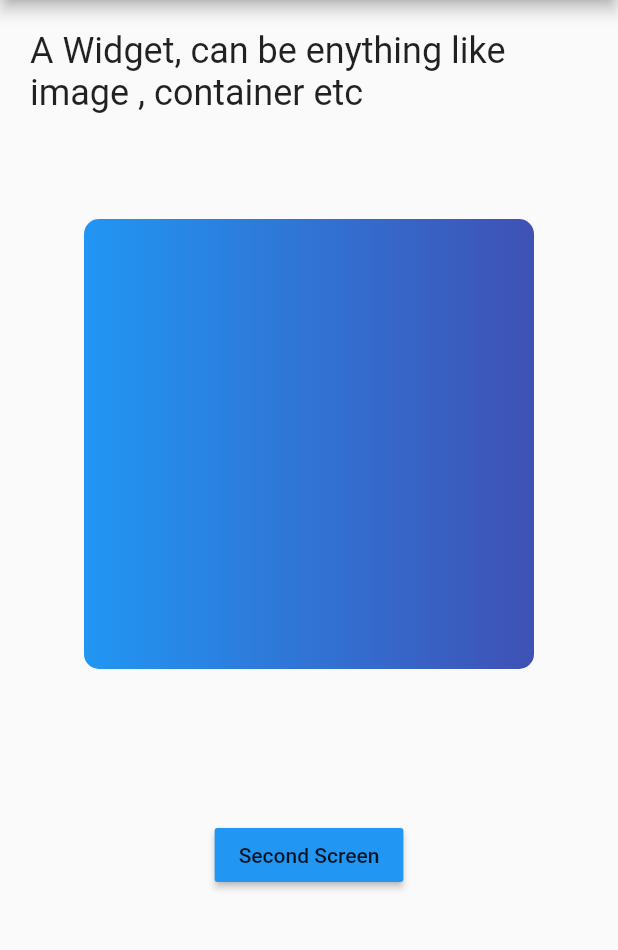
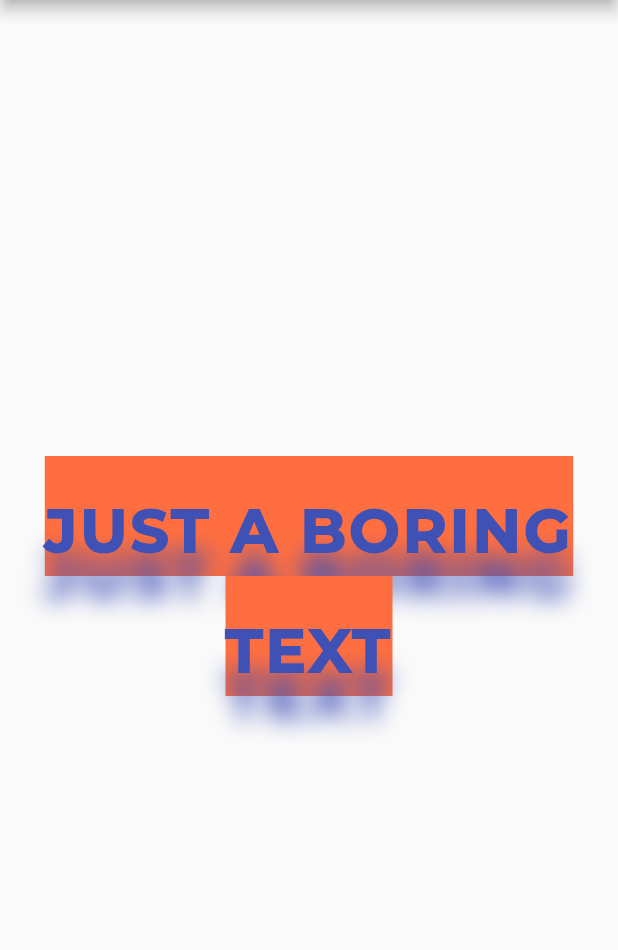
Before and after one commit to vsoaresbruno/flutter21days, a Flutter app: the screen it shows after launch, on a phone screen of 412 x 824 dp, the part 84-1034 px from its top. Run offline on Flutter 3.47's test engine with Material 2 defaults, Android fonts, the phone set to English and light mode, and no system bars; project files that could hold a hidden picture were left out.

Commit message:
added fonts folder and learning Text and TextStyle

```diff
--- a/lib/main.dart
+++ b/lib/main.dart
@@ -1,4 +1,3 @@
-import 'package:challenge_week_one/secondScreeen.dart';
 import 'package:flutter/material.dart';
 
 void main() {
@@ -35,47 +34,25 @@ class _MyHomePageState extends State<MyHomePage> {
       appBar: AppBar(
         title: Text(widget.title),
       ),
-      body: Column(
-        children: [
-          Padding(
-            padding: const EdgeInsets.all(20.0),
-            child: Text(
-              'A Widget, can be enything like image , container etc',
-              style: TextStyle(fontSize: 24),
-            ),
-          ),
-          Padding(
-            padding: const EdgeInsets.all(50.0),
-            child: Hero(
-              tag: 'tag',
-              child: ClipRRect(
-                borderRadius: BorderRadius.circular(10),
-                child: Container(
-                  width: 300,
-                  height: 300,
-                  padding: EdgeInsets.all(20),
-                  alignment: Alignment.center,
-                  decoration: BoxDecoration(
-                    color: Colors.blue,
-                    gradient:
-                        LinearGradient(colors: [Colors.blue, Colors.indigo]),
-                  ),
-                ),
-              ),
-            ),
-          ),
-          SizedBox(height: 50),
-          MaterialButton(
-            child: Text('Second Screen'),
-            color: Colors.blue,
-            onPressed: () {
-              Navigator.push(
-                context,
-                MaterialPageRoute(builder: (context) => SecondScreen()),
-              );
-            },
-          ),
-        ],
+      body: Center(
+        child: Text(
+          'JUST A BORING TEXT',
+          textAlign: TextAlign.center,
+          style: TextStyle(
+              fontSize: 40,
+              height: 2,
+              fontFamily: 'Montserrat',
+              fontWeight: FontWeight.w900,
+              letterSpacing: 2,
+              color: Colors.indigo,
+              backgroundColor: Colors.deepOrangeAccent,
+              shadows: [
+                Shadow(
+                    color: Colors.indigo,
+                    blurRadius: 20,
+                    offset: Offset(0, 30)),
+              ]),
+        ),
       ),
     );
   }
--- a/lib/secondScreeen.dart
+++ /dev/null
@@ -1,16 +0,0 @@
-import 'package:flutter/material.dart';
-
-class SecondScreen extends StatelessWidget {
-  @override
-  Widget build(BuildContext context) {
-    return Scaffold(
-      appBar: AppBar(
-        title: Text("Second Route"),
-      ),
-      body: Hero(
-        tag: 'tag',
-        child: Container(height: 500, color: Colors.indigoAccent),
-      ),
-    );
-  }
-}
```
Also changed, not shown: pubspec.yaml (+19 -1 lines), fonts/GothamRoundedMedium.ttf (added), fonts/Montserrat-Bold.ttf (added), fonts/Montserrat-ExtraBold.ttf (added), fonts/OpenSans-Bold.ttf (added), fonts/OpenSans-Light.ttf (added), fonts/OpenSans-Regular.ttf (added).
